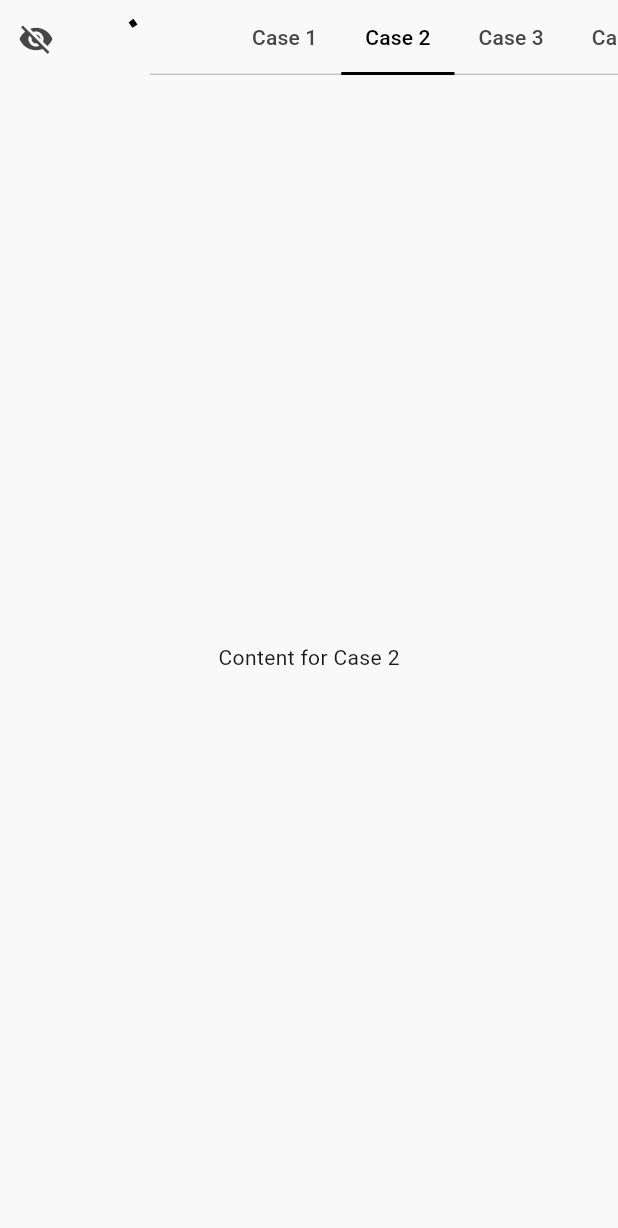
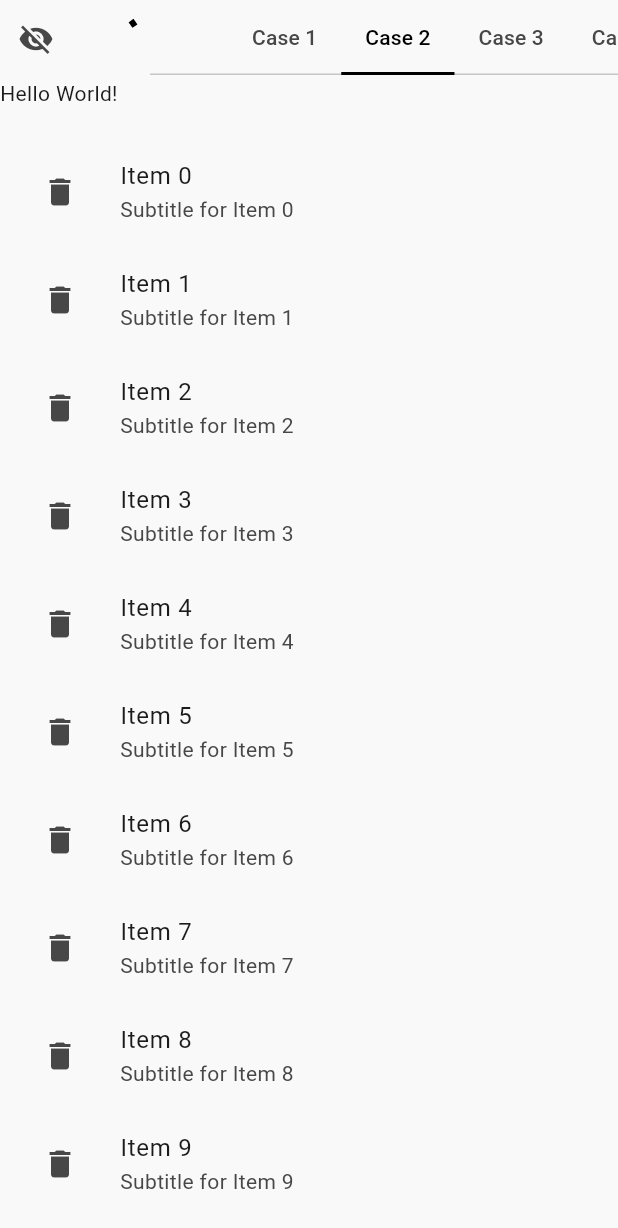
Before and after one commit to hawkkiller/scrolling_olx_live, a Flutter app: the screen it shows after launch, tab 2 chosen, on a phone screen of 412 x 824 dp. Shown: the top 1228 px of the screen. Run offline on Flutter 3.47's test engine with Material 3 defaults, Android fonts, the phone set to English and light mode, and no system bars.

Commit message:
Create second case

```diff
--- a/lib/case1.dart
+++ b/lib/case1.dart
@@ -1,5 +1,6 @@
 import 'package:flutter/material.dart';
 
+/// SingleChildScrollView with large content
 class Case1 extends StatelessWidget {
   const Case1({super.key});
 
--- a/lib/case2.dart
+++ b/lib/case2.dart
@@ -0,0 +1,37 @@
+import 'package:flutter/material.dart';
+
+/// ListView with large content.
+class Case2 extends StatefulWidget {
+  const Case2({super.key});
+
+  @override
+  State<Case2> createState() => _Case2State();
+}
+
+class _Case2State extends State<Case2> {
+  var items = List.generate(100000, (index) => 'Item $index');
+
+  @override
+  Widget build(BuildContext context) {
+    return ListView(
+      children: [
+        Text('Hello World!'),
+        SizedBox(height: 20),
+        for (final item in items)
+          ListTile(
+            key: ValueKey(item),
+            title: Text(item),
+            subtitle: Text('Subtitle for $item'),
+            leading: IconButton(
+              icon: Icon(Icons.delete),
+              onPressed: () {
+                setState(() {
+                  items.remove(item);
+                });
+              },
+            ),
+          ),
+      ],
+    );
+  }
+}
--- a/lib/main.dart
+++ b/lib/main.dart
@@ -1,6 +1,7 @@
 import 'package:flutter/material.dart';
 import 'package:flutter/rendering.dart';
 import 'package:scrolling_olx_live/case1.dart';
+import 'package:scrolling_olx_live/case2.dart';
 
 void main() {
   runApp(const MainApp());
@@ -73,7 +74,7 @@ class _MainAppState extends State<MainApp> with SingleTickerProviderStateMixin {
                 controller: _tabController,
                 children: [
                   Case1(),
-                  Center(child: Text('Content for Case 2')),
+                  Case2(),
                   Center(child: Text('Content for Case 3')),
                   Center(child: Text('Content for Case 4')),
                 ],
```
